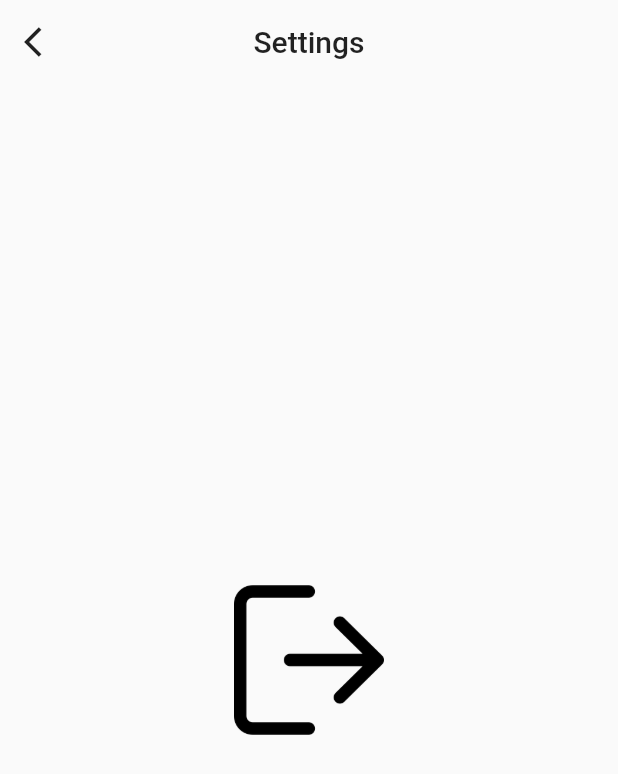
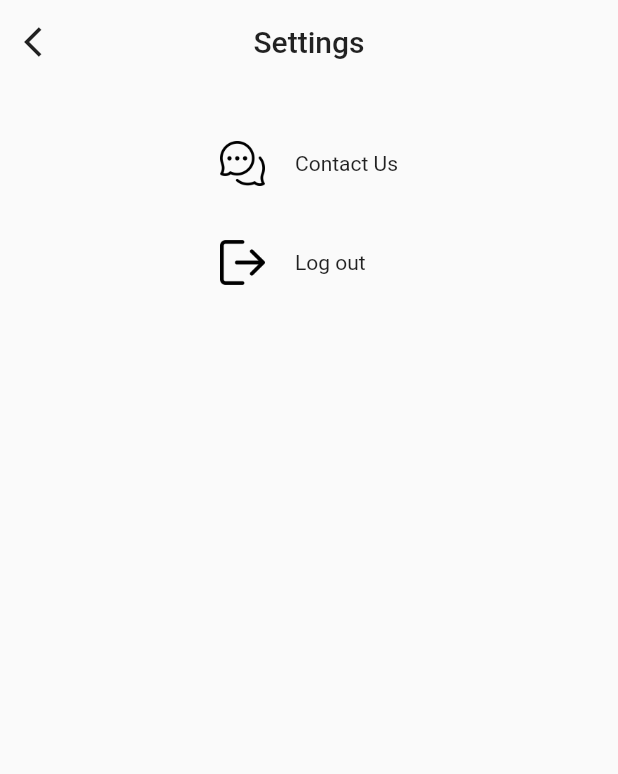
Before and after one commit to Fanza2000/2021_IBM_Code_Challenge_e-appoint, a Flutter app: the Settings screen opened directly, on a phone screen of 412 x 824 dp. Shown: the top 774 px of the screen. Run offline on Flutter 3.47's test engine with Material 2 defaults, Android fonts, the phone set to English and light mode, and no system bars; our stand-ins replace get, get_storage, google_fonts; accounts and stored records are empty.

Commit message:
Settings page edits

```diff
--- a/lib/screens/settings.dart
+++ b/lib/screens/settings.dart
@@ -1,3 +1,4 @@
+import 'package:evillage/screens/chat_bot.dart';
 import 'package:evillage/screens/signup.dart';
 import 'package:flutter/material.dart';
 import 'package:get/get.dart';
@@ -145,12 +146,43 @@ class _SettingsState extends State<Settings> {
         backgroundColor: Colors.transparent,
         elevation: 0,
       ),
-      body: Center(
-        child: GestureDetector(
-          onTap: (() => customDialogLogOut(context)),
-          child: Padding(
-            padding: const EdgeInsets.all(18.0),
-            child: Image.asset('assets/icons/logout.png', width: 100),
+      body: Container(
+        padding: EdgeInsets.all(20),
+        child: Center(
+          child: Column(
+            crossAxisAlignment: CrossAxisAlignment.start,
+            children: [
+              GestureDetector(
+                onTap: () {
+                  Get.to(() => ChatBot());
+                },
+                child: Padding(
+                  padding: const EdgeInsets.all(18.0),
+                  child: Row(
+                    mainAxisSize: MainAxisSize.min,
+                    children: [
+                      Image.asset('assets/icons/chat.png', width: 30),
+                      SizedBox(width: 20),
+                      Text('Contact Us'),
+                    ],
+                  ),
+                ),
+              ),
+              GestureDetector(
+                onTap: (() => customDialogLogOut(context)),
+                child: Padding(
+                  padding: const EdgeInsets.all(18.0),
+                  child: Row(
+                    mainAxisSize: MainAxisSize.min,
+                    children: [
+                      Image.asset('assets/icons/logout.png', width: 30),
+                      SizedBox(width: 20),
+                      Text('Log out'),
+                    ],
+                  ),
+                ),
+              ),
+            ],
           ),
         ),
       ),
```
Also changed, not shown: lib/global_widgets/bottom_sheet.dart (+9 -1 lines), lib/screens/chat_bot.dart (added, +19 -0 lines), lib/screens/home.dart (+12 -0 lines), assets/icons/chat.png (added).
